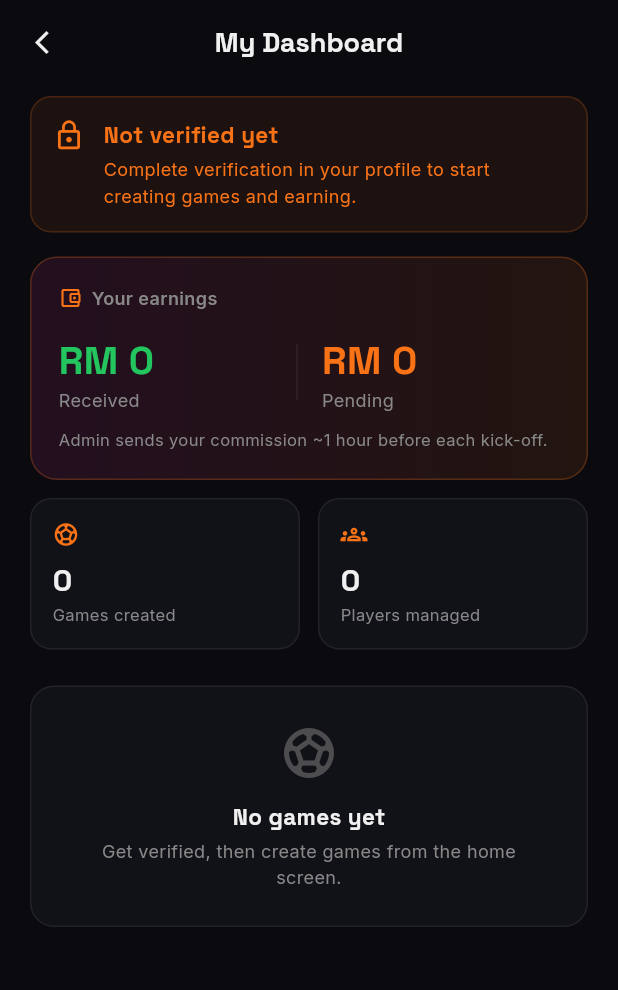
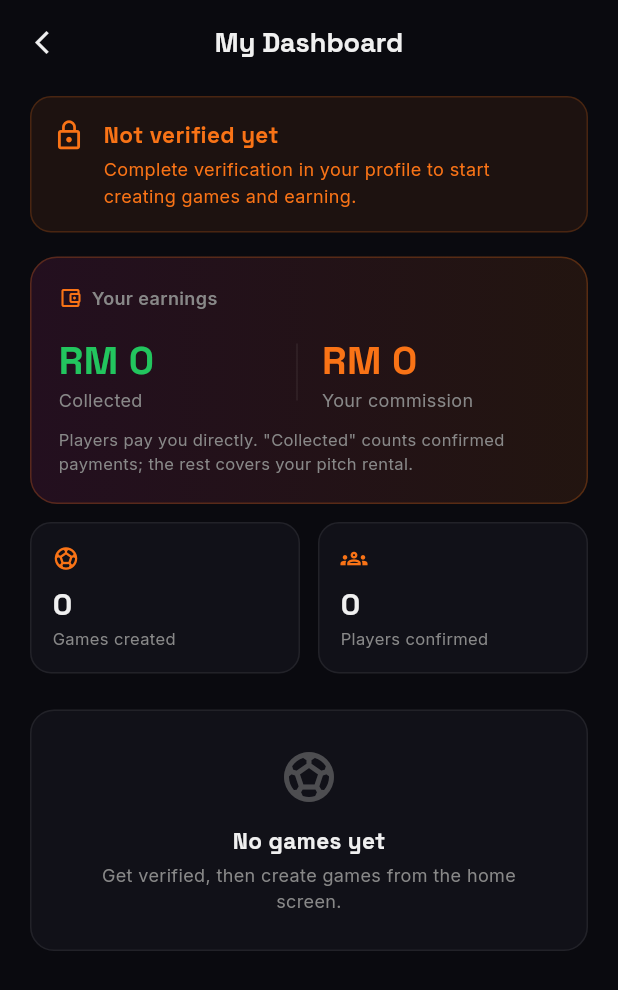
Before and after one commit to chakeuroussama17/dreaming_ball, a Flutter app: the AgentDashboardScreen screen opened by its route, on a phone screen of 412 x 824 dp. Shown: the top 990 px of the screen. Run offline on Flutter 3.47's test engine with Material 3 defaults, Android fonts, the phone set to English and light mode, and no system bars; drawn by our look-alikes of flutter_animate; our stand-ins replace cached_network_image, firebase_core, firebase_messaging, flutter_dotenv, flutter_local_notifications, flutter_riverpod and 6 more; accounts and stored records are empty; network calls fail.

Commit message:
Rate-agent popup + agent dashboard on the manual-payment model
- Players rate the agent (1–5 stars) via a popup shown once when they
  open a finished game's report, before the comment/dispute UI. Backed
  by the existing agent_ratings table (no new SQL). New RatingService +
  reusable agent rating dialog.

- Agent dashboard now reflects the real money model (players pay the
  agent directly; no admin payout): "Collected" = confirmed payments,
  "Your commission" = realized profit, plus games created and players
  confirmed. Per-game cards show confirmed collected/commission and a
  "N to confirm" badge for pending payments. Dropped all admin-payout
  language. New fetchConfirmedCounts() + agentConfirmedCountsProvider;
  Game now carries agentId.

Co-Authored-By: Claude Opus 4.8 <noreply@anthropic.com>

```diff
--- a/lib/core/providers/games_provider.dart
+++ b/lib/core/providers/games_provider.dart
@@ -22,6 +22,7 @@ class Game {
   final Uint8List? photo; // local preview before upload
   final String? photoUrl; // field-photos bucket
   final String? paymentQrUrl; // agent's TNG / bank QR for players to pay
+  final String? agentId; // the agent who created the game
   final String? agentName;
   final bool mine; // created by the current agent
   final bool live; // match is currently being played live
@@ -49,6 +50,7 @@ class Game {
     this.photo,
     this.photoUrl,
     this.paymentQrUrl,
+    this.agentId,
     this.agentName,
     this.mine = false,
     this.live = false,
@@ -93,6 +95,7 @@ class Game {
       commission: ((row['commission'] ?? 0) as num).toDouble(),
       photoUrl: row['photo_url'] as String?,
       paymentQrUrl: row['payment_qr_url'] as String?,
+      agentId: row['agent_id'] as String?,
       agentName: agent is Map ? agent['full_name'] as String? : null,
       mine: uid != null && row['agent_id'] == uid,
       live: status == 'live',
@@ -151,6 +154,7 @@ class Game {
         photo: photo,
         photoUrl: photoUrl,
         paymentQrUrl: paymentQrUrl,
+        agentId: agentId,
         agentName: agentName,
         mine: mine,
         live: live ?? this.live,
@@ -338,3 +342,10 @@ class GamesNotifier extends StateNotifier<List<Game>> {
 
 final gamesProvider = StateNotifierProvider<GamesNotifier, List<Game>>(
     (ref) => GamesNotifier(ref));
+
+/// Confirmed (paid) player counts per game for the current agent — refetched
+/// each time the dashboard is opened so money totals reflect reality.
+final agentConfirmedCountsProvider =
+    FutureProvider.autoDispose<Map<String, int>>((ref) {
+  return GameService.fetchConfirmedCounts();
+});
--- a/lib/features/agent/screens/agent_dashboard_screen.dart
+++ b/lib/features/agent/screens/agent_dashboard_screen.dart
@@ -42,15 +42,23 @@ class _AgentDashboardScreenState extends ConsumerState<AgentDashboardScreen> {
         ref.watch(agentVerificationProvider) == AgentVerification.approved;
     final myGames = ref.watch(gamesProvider).where((g) => g.mine).toList();
 
+    // Confirmed-payment counts per game (paid players only) drive the money.
+    final paidCounts =
+        ref.watch(agentConfirmedCountsProvider).valueOrNull ?? const {};
+    int paidOf(Game g) => paidCounts[g.id] ?? 0;
+
     final gamesCreated = myGames.length;
-    final totalPlayers = myGames.fold<int>(0, (s, g) => s + g.filledSlots);
-    // Commission you've actually been paid vs still waiting for from admin.
-    final received = myGames
-        .where((g) => g.agentPaidOut)
-        .fold<double>(0, (s, g) => s + g.commission);
-    final pendingPay = myGames
-        .where((g) => !g.agentPaidOut)
-        .fold<double>(0, (s, g) => s + g.commission);
+    // Players confirmed (paid) across all the agent's games.
+    final totalPlayers =
+        myGames.fold<int>(0, (s, g) => s + paidOf(g));
+    // Money the agent has actually collected from players (paid × price).
+    final collected =
+        myGames.fold<double>(0, (s, g) => s + paidOf(g) * g.price);
+    // The agent's realized profit: each paid player carries commission/players.
+    final commissionEarned = myGames.fold<double>(
+        0,
+        (s, g) =>
+            s + (g.totalSlots == 0 ? 0 : paidOf(g) * g.commission / g.totalSlots));
 
     // Group games by status so the agent sees what's happening at a glance.
     final liveGames = myGames.where((g) => g.live).toList()
@@ -87,7 +95,7 @@ class _AgentDashboardScreenState extends ConsumerState<AgentDashboardScreen> {
           if (!approved) const SizedBox(height: 16),
 
           // ── Earnings summary ──────────────────────────────────────────────
-          _earningsCard(received, pendingPay, primary, secondary, border),
+          _earningsCard(collected, commissionEarned, primary, secondary, border),
           const SizedBox(height: 12),
           Row(
             children: [
@@ -96,7 +104,7 @@ class _AgentDashboardScreenState extends ConsumerState<AgentDashboardScreen> {
                       Icons.sports_soccer, primary, secondary, border, surface)),
               const SizedBox(width: 12),
               Expanded(
-                  child: _miniStat('Players managed', '$totalPlayers',
+                  child: _miniStat('Players confirmed', '$totalPlayers',
                       Icons.groups_outlined, primary, secondary, border, surface)),
             ],
           ),
@@ -135,20 +143,20 @@ class _AgentDashboardScreenState extends ConsumerState<AgentDashboardScreen> {
             if (liveGames.isNotEmpty) ...[
               _sectionHeader('Live now', liveGames.length, secondary,
                   color: AppColors.tierElite),
-              ...liveGames.map((g) =>
-                  _gameCard(context, g, primary, secondary, border, surface)),
+              ...liveGames.map((g) => _gameCard(context, g, paidOf(g), primary,
+                  secondary, border, surface)),
               const SizedBox(height: 12),
             ],
             if (upcomingGames.isNotEmpty) ...[
               _sectionHeader('Upcoming', upcomingGames.length, secondary),
-              ...upcomingGames.map((g) =>
-                  _gameCard(context, g, primary, secondary, border, surface)),
+              ...upcomingGames.map((g) => _gameCard(context, g, paidOf(g),
+                  primary, secondary, border, surface)),
               const SizedBox(height: 12),
             ],
             if (pastGames.isNotEmpty) ...[
               _sectionHeader('Past games', pastGames.length, secondary),
-              ...pastGames.map((g) =>
-                  _gameCard(context, g, primary, secondary, border, surface)),
+              ...pastGames.map((g) => _gameCard(context, g, paidOf(g), primary,
+                  secondary, border, surface)),
             ],
           ],
         ],
@@ -156,8 +164,9 @@ class _AgentDashboardScreenState extends ConsumerState<AgentDashboardScreen> {
     );
   }
 
-  /// Big, clear money card: what's been paid to the agent vs still owed.
-  Widget _earningsCard(double received, double pending, Color primary,
+  /// Big, clear money card: total collected from players vs the agent's own
+  /// commission (profit). Players pay the agent directly — no admin payout.
+  Widget _earningsCard(double collected, double commission, Color primary,
       Color secondary, Color border) {
     return Container(
       padding: const EdgeInsets.all(18),
@@ -191,12 +200,12 @@ class _AgentDashboardScreenState extends ConsumerState<AgentDashboardScreen> {
                 child: Column(
                   crossAxisAlignment: CrossAxisAlignment.start,
                   children: [
-                    Text('RM ${received.toStringAsFixed(0)}',
+                    Text('RM ${collected.toStringAsFixed(0)}',
                         style: GoogleFonts.spaceGrotesk(
                             fontSize: 26,
                             fontWeight: FontWeight.w800,
                             color: const Color(0xFF22C55E))),
-                    Text('Received',
+                    Text('Collected',
                         style: GoogleFonts.inter(
                             fontSize: 12, color: secondary)),
                   ],
@@ -208,12 +217,12 @@ class _AgentDashboardScreenState extends ConsumerState<AgentDashboardScreen> {
                 child: Column(
                   crossAxisAlignment: CrossAxisAlignment.start,
                   children: [
-                    Text('RM ${pending.toStringAsFixed(0)}',
+                    Text('RM ${commission.toStringAsFixed(0)}',
                         style: GoogleFonts.spaceGrotesk(
                             fontSize: 26,
                             fontWeight: FontWeight.w800,
                             color: AppColors.orange)),
-                    Text('Pending',
+                    Text('Your commission',
                         style: GoogleFonts.inter(
                             fontSize: 12, color: secondary)),
                   ],
@@ -222,7 +231,9 @@ class _AgentDashboardScreenState extends ConsumerState<AgentDashboardScreen> {
             ],
           ),
           const SizedBox(height: 10),
-          Text('Admin sends your commission ~1 hour before each kick-off.',
+          Text(
+              'Players pay you directly. "Collected" counts confirmed payments; '
+              'the rest covers your pitch rental.',
               style: GoogleFonts.inter(fontSize: 11, color: secondary)),
         ],
       ),
@@ -318,9 +329,14 @@ class _AgentDashboardScreenState extends ConsumerState<AgentDashboardScreen> {
     );
   }
 
-  Widget _gameCard(BuildContext context, Game g, Color primary,
+  Widget _gameCard(BuildContext context, Game g, int paidCount, Color primary,
       Color secondary, Color border, Color surface) {
     final ratio = g.totalSlots == 0 ? 0.0 : g.filledSlots / g.totalSlots;
+    final collected = paidCount * g.price;
+    final realizedCommission =
+        g.totalSlots == 0 ? 0.0 : paidCount * g.commission / g.totalSlots;
+    final pendingCount =
+        (g.filledSlots - paidCount).clamp(0, g.totalSlots);
     return GestureDetector(
       // Ended games open the match report (review window: edit stats,
       // read player comments); upcoming/live games open the match panel.
@@ -400,32 +416,27 @@ class _AgentDashboardScreenState extends ConsumerState<AgentDashboardScreen> {
             children: [
               Expanded(
                 child: Text(
-                  'RM ${(g.price * g.filledSlots).toStringAsFixed(0)} collected · RM ${g.commission.toStringAsFixed(0)} commission',
+                  'RM ${collected.toStringAsFixed(0)} collected · RM ${realizedCommission.toStringAsFixed(0)} commission',
                   style: GoogleFonts.spaceGrotesk(
                       fontSize: 13,
                       fontWeight: FontWeight.w700,
                       color: const Color(0xFF22C55E)),
                 ),
               ),
-              // Once the game is over, show whether the admin has paid you.
-              if (g.ended)
+              // Payments still awaiting the agent's confirmation.
+              if (pendingCount > 0)
                 Container(
                   padding:
                       const EdgeInsets.symmetric(horizontal: 8, vertical: 3),
                   decoration: BoxDecoration(
-                    color: (g.agentPaidOut
-                            ? const Color(0xFF22C55E)
-                            : AppColors.orange)
-                        .withValues(alpha: 0.15),
+                    color: AppColors.orange.withValues(alpha: 0.15),
                     borderRadius: BorderRadius.circular(99),
                   ),
-                  child: Text(g.agentPaidOut ? 'Paid' : 'Pending',
+                  child: Text('$pendingCount to confirm',
                       style: GoogleFonts.inter(
                           fontSize: 10,
                           fontWeight: FontWeight.w700,
-                          color: g.agentPaidOut
-                              ? const Color(0xFF22C55E)
-                              : AppColors.orange)),
+                          color: AppColors.orange)),
                 ),
             ],
           ),
```
Also changed, not shown: lib/core/services/game_service.dart (+24 -0 lines), lib/core/services/rating_service.dart (added, +61 -0 lines), lib/core/widgets/agent_rating_dialog.dart (added, +151 -0 lines), lib/features/game/screens/live_match_screen.dart (+21 -0 lines).
